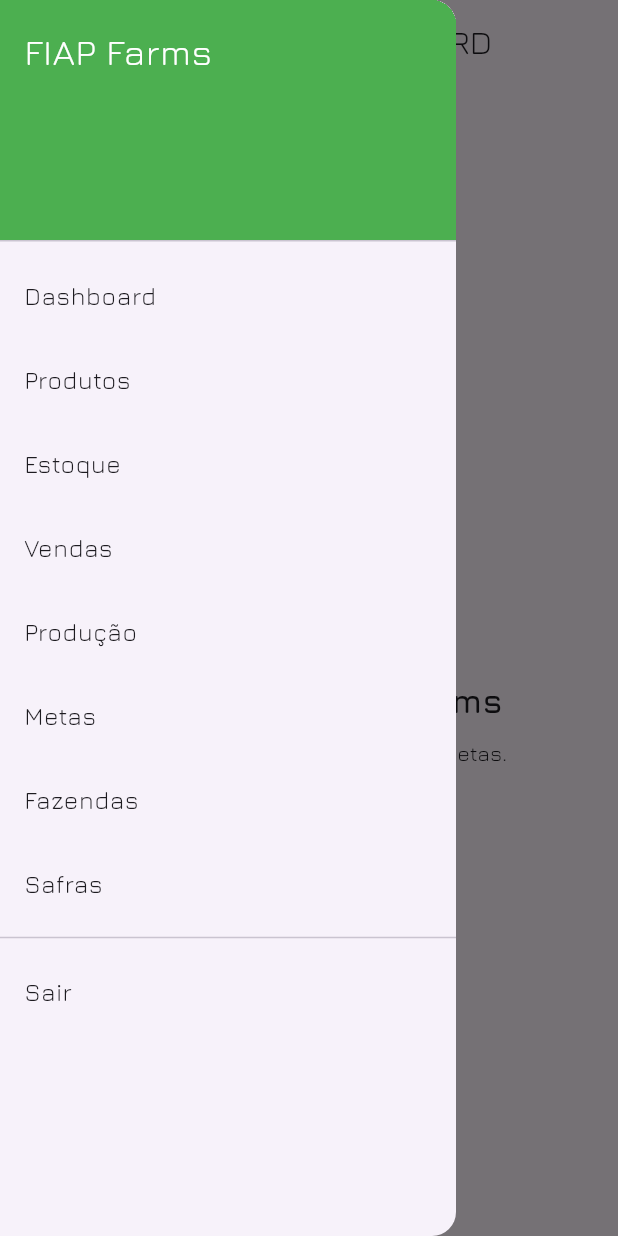
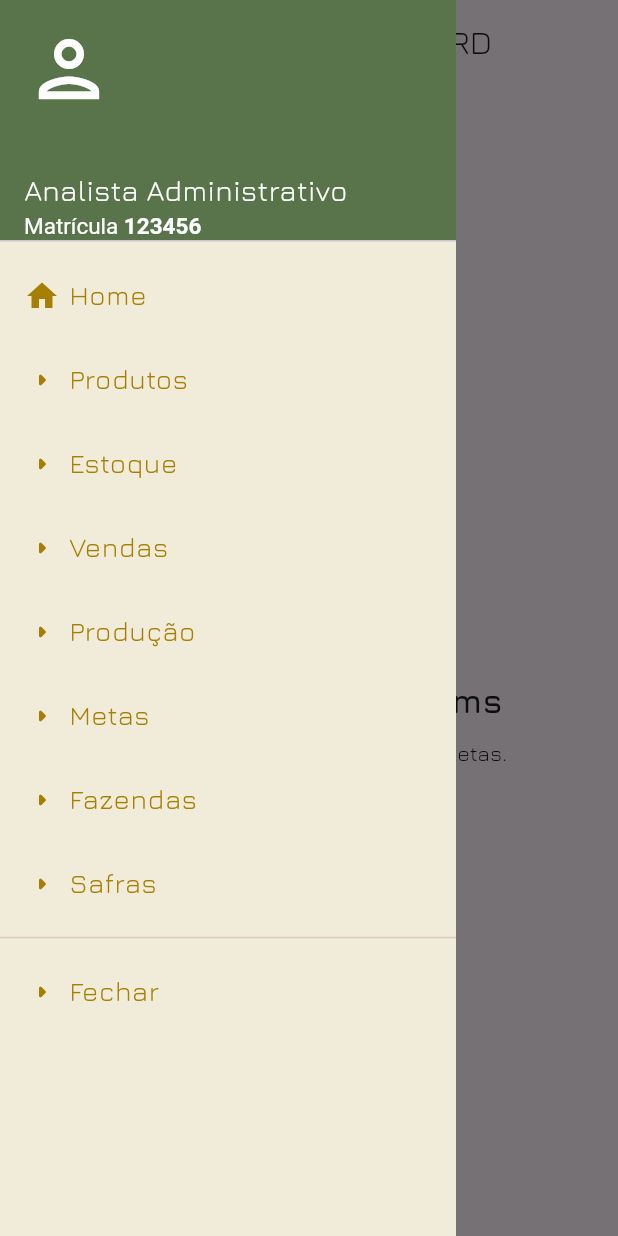
Before and after one commit to FIAPBGPT/fiap-tech-challenge-hackaton-mobile, a Flutter app: the screen it shows once a user with an empty profile is signed in, with the side drawer open, on a phone screen of 412 x 824 dp. Run offline on Flutter 3.47's test engine with Material 3 defaults, Android fonts, the light colour scheme and no system bars; our stand-ins replace cloud_firestore, firebase_auth, firebase_core, flutter_riverpod; accounts and stored records are empty.

Commit message:
Adjusted the main menu (#7)
* Adjusted the main menu

* Adjusted the user name and the "close" menu item

```diff
--- a/lib/presentation/pages/home_page.dart
+++ b/lib/presentation/pages/home_page.dart
@@ -5,6 +5,8 @@
 import 'package:fiap_farms_app/presentation/pages/producao_page.dart';
 import 'package:fiap_farms_app/presentation/pages/safra_page.dart';
 import 'package:fiap_farms_app/presentation/pages/venda_page.dart';
+import 'package:fiap_farms_app/presentation/widgets/main_menu/main_menu.dart';
+import 'package:fiap_farms_app/presentation/pages/login_page.dart';
 import 'package:firebase_auth/firebase_auth.dart';
 import 'package:flutter/material.dart';
 import 'package:flutter_riverpod/flutter_riverpod.dart';
@@ -48,15 +50,22 @@
   }
 
   void _onSelectSection(HomeSection section) {
-    setState(() {
-      currentSection = section;
-    });
+    setState(() => currentSection = section);
+
     Navigator.pop(context); // fecha o drawer
   }
 
   Future<void> _logout() async {
     await FirebaseAuth.instance.signOut();
-  Navigator.pop(context);
+
+    Navigator.pushReplacement(
+      context,
+      MaterialPageRoute(builder: (context) => LoginPage()),
+    );
+  }
+
+  String _userName() {
+    return (FirebaseAuth.instance.currentUser?.email ?? '').split('@')[0];
   }
 
   @override
@@ -65,53 +74,10 @@
       appBar: AppBar(
         title: Text('FIAP Farms • ${currentSection.name.toUpperCase()}'),
       ),
-      drawer: Drawer(
-        child: ListView(
-          padding: EdgeInsets.zero,
-          children: [
-            const DrawerHeader(
-              decoration: BoxDecoration(color: Colors.green),
-              child: Text('FIAP Farms', style: TextStyle(color: Colors.white, fontSize: 24)),
-            ),
-            ListTile(
-  title: const Text('Dashboard'),
-  onTap: () => _onSelectSection(HomeSection.dashboard),
-),
-            ListTile(
-              title: const Text('Produtos'),
-              onTap: () => _onSelectSection(HomeSection.produtos),
-            ),
-            ListTile(
-              title: const Text('Estoque'),
-              onTap: () => _onSelectSection(HomeSection.estoque),
-            ),
-            ListTile(
-              title: const Text('Vendas'),
-              onTap: () => _onSelectSection(HomeSection.vendas),
-            ),
-            ListTile(
-              title: const Text('Produção'),
-              onTap: () => _onSelectSection(HomeSection.producao),
-            ),
-            ListTile(
-              title: const Text('Metas'),
-              onTap: () => _onSelectSection(HomeSection.metas),
-            ),
-            ListTile(
-              title: const Text('Fazendas'),
-              onTap: () => _onSelectSection(HomeSection.fazendas),
-            ),
-            ListTile(
-              title: const Text('Safras'),
-              onTap: () => _onSelectSection(HomeSection.safras),
-            ),
-            const Divider(),
-            ListTile(
-              title: const Text('Sair'),
-              onTap: _logout,
-            ),
-          ],
-        ),
+      drawer: MainMenu(
+        userName: _userName(),
+        selectionHandler: _onSelectSection,
+        logoutHandler: _logout,
       ),
       body: _buildSection(currentSection),
     );
--- /dev/null
+++ b/lib/presentation/widgets/main_menu/main_menu.dart
@@ -0,0 +1,71 @@
+import 'package:flutter/material.dart';
+import 'package:fiap_farms_app/presentation/pages/home_sections.dart';
+import './main_menu_item.dart';
+import './main_menu_header.dart';
+
+class MainMenu extends StatelessWidget {
+  final String userName;
+  final Function selectionHandler;
+  final Function logoutHandler;
+
+  const MainMenu({
+    super.key,
+    required this.selectionHandler,
+    required this.logoutHandler,
+    required this.userName,
+  });
+
+  @override
+  Widget build(BuildContext context) {
+    return Drawer(
+      shape: BoxBorder.all(style: BorderStyle.none),
+      backgroundColor: Color(0xFFF1EBD9),
+      child: ListView(
+        padding: EdgeInsets.zero,
+        children: [
+          MainMenuHeader(userName: userName),
+          MainMenuItem(
+            label: 'Home',
+            icon: Icons.home,
+            action: () => selectionHandler(HomeSection.dashboard),
+          ),
+          MainMenuItem(
+            label: 'Produtos',
+            action: () => selectionHandler(HomeSection.produtos),
+          ),
+          MainMenuItem(
+            label: 'Estoque',
+            action: () => selectionHandler(HomeSection.estoque),
+          ),
+          MainMenuItem(
+            label: 'Vendas',
+            action: () => selectionHandler(HomeSection.vendas),
+          ),
+          MainMenuItem(
+            label: 'Produção',
+            action: () => selectionHandler(HomeSection.producao),
+          ),
+          MainMenuItem(
+            label: 'Metas',
+            action: () => selectionHandler(HomeSection.metas),
+          ),
+          MainMenuItem(
+            label: 'Fazendas',
+            action: () => selectionHandler(HomeSection.fazendas),
+          ),
+          MainMenuItem(
+            label: 'Safras',
+            action: () => selectionHandler(HomeSection.safras),
+          ),
+          const Divider(
+            color: Color(0xFFDDCCBB),
+          ),
+          MainMenuItem(
+            label: 'Fechar',
+            action: () => logoutHandler(),
+          ),
+        ],
+      ),
+    );
+  }
+}
--- /dev/null
+++ b/lib/presentation/widgets/main_menu/main_menu_header.dart
@@ -0,0 +1,68 @@
+import 'package:flutter/material.dart';
+
+class MainMenuHeader extends StatelessWidget {
+  final String userName;
+
+  const MainMenuHeader({
+    super.key,
+    required this.userName,
+  });
+
+  @override
+  Widget build(BuildContext context) {
+    return DrawerHeader(
+      decoration: BoxDecoration(color: Color(0xFF59734A)),
+      child: Column(
+        crossAxisAlignment: CrossAxisAlignment.start,
+        mainAxisAlignment: MainAxisAlignment.end,
+        children: [
+          Icon(
+            Icons.person_outlined,
+            size: 60,
+            color: Colors.white,
+          ),
+          Text(
+            userName,
+            style: TextStyle(
+              color: Colors.white,
+              fontWeight: FontWeight.w700,
+              fontSize: 24,
+            ),
+          ),
+          Text(
+            'Analista Administrativo',
+            style: TextStyle(
+              color: Colors.white,
+              fontSize: 19,
+            ),
+          ),
+          RichText(
+            textAlign: TextAlign.center,
+            text: TextSpan(
+              style: TextStyle(
+                fontFamily: 'Jura',
+              ),
+              children: [
+                TextSpan(
+                  text: 'Matrícula ',
+                  style: TextStyle(
+                    color: Colors.white,
+                    fontSize: 15,
+                  ),
+                ),
+                TextSpan(
+                  text: '123456',
+                  style: TextStyle(
+                    color: Colors.white,
+                    fontWeight: FontWeight.w700,
+                    fontSize: 15,
+                  ),
+                ),
+              ],
+            ),
+          ),
+        ],
+      ),
+    );
+  }
+}
--- /dev/null
+++ b/lib/presentation/widgets/main_menu/main_menu_item.dart
@@ -0,0 +1,34 @@
+import 'package:flutter/material.dart';
+
+class MainMenuItem extends StatelessWidget {
+  final String label;
+  final IconData? icon;
+  final Function action;
+
+  const MainMenuItem({
+    super.key,
+    required this.label,
+    required this.action,
+    this.icon = Icons.arrow_right_rounded,
+  });
+
+  @override
+  Widget build(BuildContext context) {
+    return ListTile(
+      title: Row(
+        children: [
+          Icon(icon, color: Color(0xFFA67F00)),
+          SizedBox(width: 6),
+          Text(
+            label,
+            style: const TextStyle(
+              color: Color(0xFFA67F00),
+              fontSize: 18,
+            ),
+          ),
+        ],
+      ),
+      onTap: () => action(),
+    );
+  }
+}
```
Lines whose indentation alone changed are shown as unchanged.
